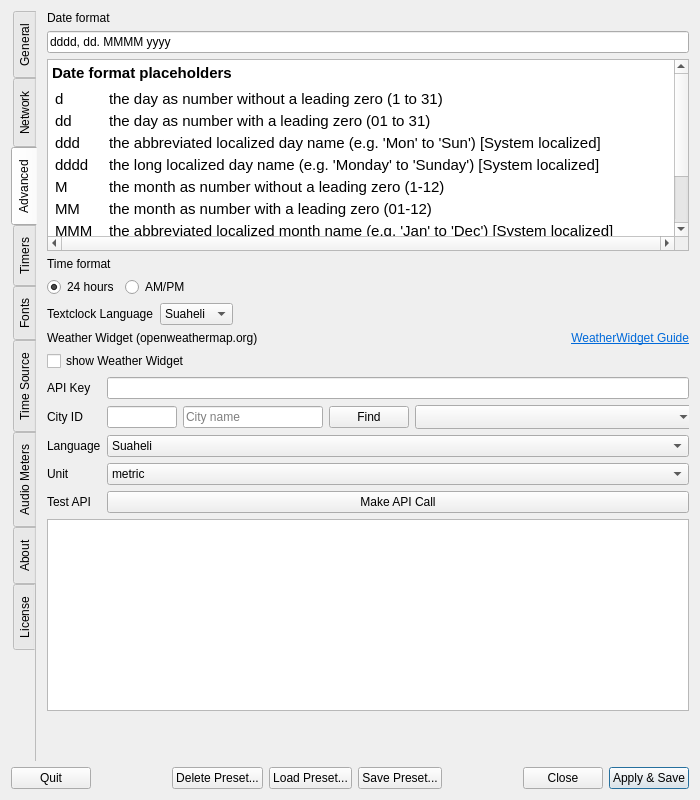
Above: settings.ui from saschaludwig/OnAirScreen before the change. Below: the same form after it.
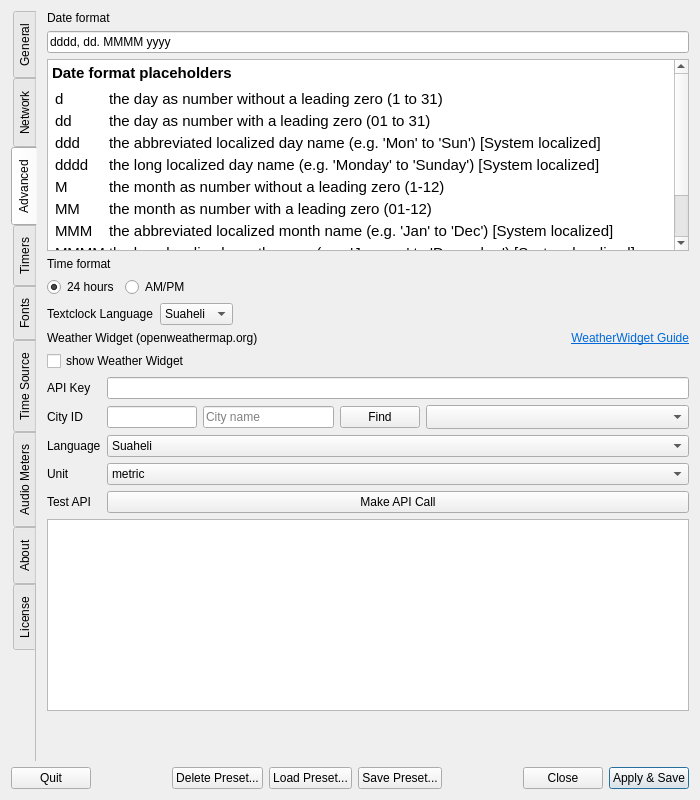
That is the form after the change. The open tabs and pages were chosen to show the change. Icons and pictures are not drawn.

Commit message: Define Settings tab scrolling in the UI so pages stay within the window width instead of shifting sideways.

The edit to the form file:
```diff
--- a/settings.ui
+++ b/settings.ui
@@ -1455,6 +1455,49 @@
       <attribute name="title">
        <string>Advanced</string>
       </attribute>
+      <layout class="QVBoxLayout" name="tab_advanced_outer_layout">
+       <property name="spacing">
+        <number>0</number>
+       </property>
+       <property name="leftMargin">
+        <number>0</number>
+       </property>
+       <property name="topMargin">
+        <number>0</number>
+       </property>
+       <property name="rightMargin">
+        <number>0</number>
+       </property>
+       <property name="bottomMargin">
+        <number>0</number>
+       </property>
+       <item>
+        <widget class="QScrollArea" name="tab_advanced_scroll">
+         <property name="sizePolicy">
+          <sizepolicy hsizetype="Expanding" vsizetype="Ignored">
+           <horstretch>0</horstretch>
+           <verstretch>1</verstretch>
+          </sizepolicy>
+         </property>
+         <property name="frameShape">
+          <enum>QFrame::Shape::NoFrame</enum>
+         </property>
+         <property name="horizontalScrollBarPolicy">
+          <enum>Qt::ScrollBarPolicy::ScrollBarAlwaysOff</enum>
+         </property>
+         <property name="verticalScrollBarPolicy">
+          <enum>Qt::ScrollBarPolicy::ScrollBarAsNeeded</enum>
+         </property>
+         <property name="widgetResizable">
+          <bool>true</bool>
+         </property>
+         <widget class="QWidget" name="tab_advanced_content">
+          <property name="sizePolicy">
+           <sizepolicy hsizetype="Ignored" vsizetype="Preferred">
+            <horstretch>0</horstretch>
+            <verstretch>0</verstretch>
+           </sizepolicy>
+          </property>
       <layout class="QGridLayout" name="gridLayout_2">
        <property name="leftMargin">
         <number>10</number>
@@ -1493,7 +1536,10 @@
             <bool>false</bool>
            </property>
            <property name="horizontalScrollBarPolicy">
-            <enum>Qt::ScrollBarPolicy::ScrollBarAlwaysOn</enum>
+            <enum>Qt::ScrollBarPolicy::ScrollBarAlwaysOff</enum>
+           </property>
+           <property name="lineWrapMode">
+            <enum>QTextEdit::LineWrapMode::WidgetWidth</enum>
            </property>
            <property name="html">
             <string>&lt;!DOCTYPE HTML PUBLIC &quot;-//W3C//DTD HTML 4.0//EN&quot; &quot;http://www.w3.org/TR/REC-html40/strict.dtd&quot;&gt;
@@ -1722,7 +1768,7 @@
                </property>
                <property name="minimumSize">
                 <size>
-                 <width>140</width>
+                 <width>80</width>
                  <height>0</height>
                 </size>
                </property>
@@ -1748,7 +1794,7 @@
                </property>
                <property name="minimumSize">
                 <size>
-                 <width>280</width>
+                 <width>80</width>
                  <height>0</height>
                 </size>
                </property>
@@ -1756,7 +1802,7 @@
                 <enum>QComboBox::SizeAdjustPolicy::AdjustToMinimumContentsLengthWithIcon</enum>
                </property>
                <property name="minimumContentsLength">
-                <number>28</number>
+                <number>8</number>
                </property>
               </widget>
              </item>
@@ -1887,6 +1933,10 @@
         </layout>
        </item>
       </layout>
+         </widget>
+        </widget>
+       </item>
+      </layout>
      </widget>
      <widget class="QWidget" name="tab_timers">
       <attribute name="title">
```
Left out of the diff: 329 changed lines with no effect on the pictures. The commit also changes 3 other files.
